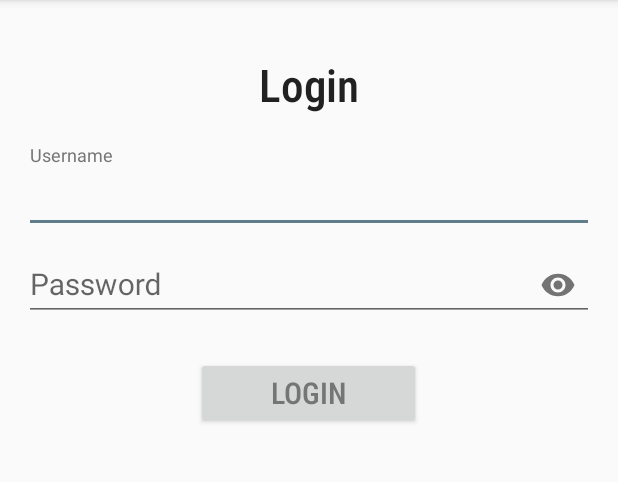
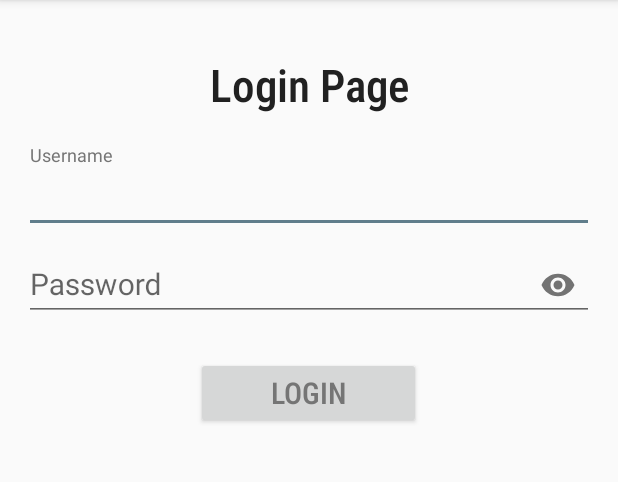
Before and after one commit to absangani/Tutorial03, an Android app: the screen it shows after launch (MainActivity), on a phone screen of 412 x 824 dp, the part 84-566 px from its top. Run offline under Robolectric (Android 15) with nearby library versions, the phone set to English and light mode, and no system bars.

Commit message:
add Login page textview

```diff
--- a/app/src/main/res/layout/activity_main.xml
+++ b/app/src/main/res/layout/activity_main.xml
@@ -14,12 +14,12 @@
         android:orientation="vertical"
         android:padding="16dp">
 
-        <TextView
+        <com.google.android.material.textview.MaterialTextView
             android:id="@+id/txtTitle"
             android:layout_width="match_parent"
             android:layout_height="wrap_content"
             android:layout_margin="20dp"
-            android:text="@string/login"
+            android:text="@string/login_page"
             android:fontFamily="sans-serif-condensed-medium"
             android:gravity="center_horizontal"
             android:textColor="@color/primary_text"
```
